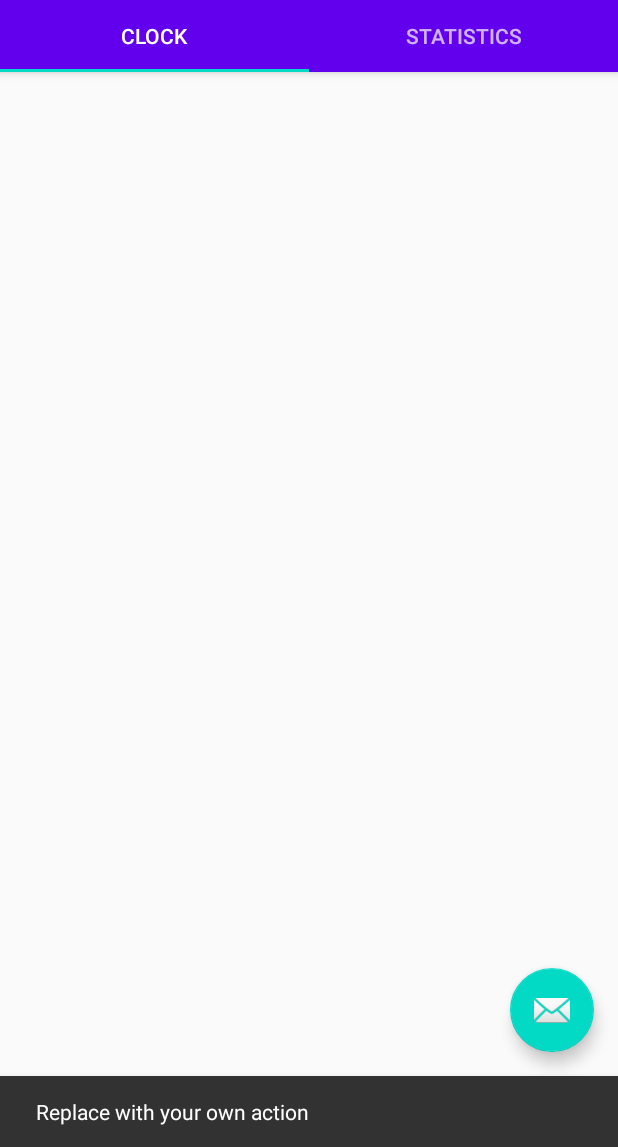
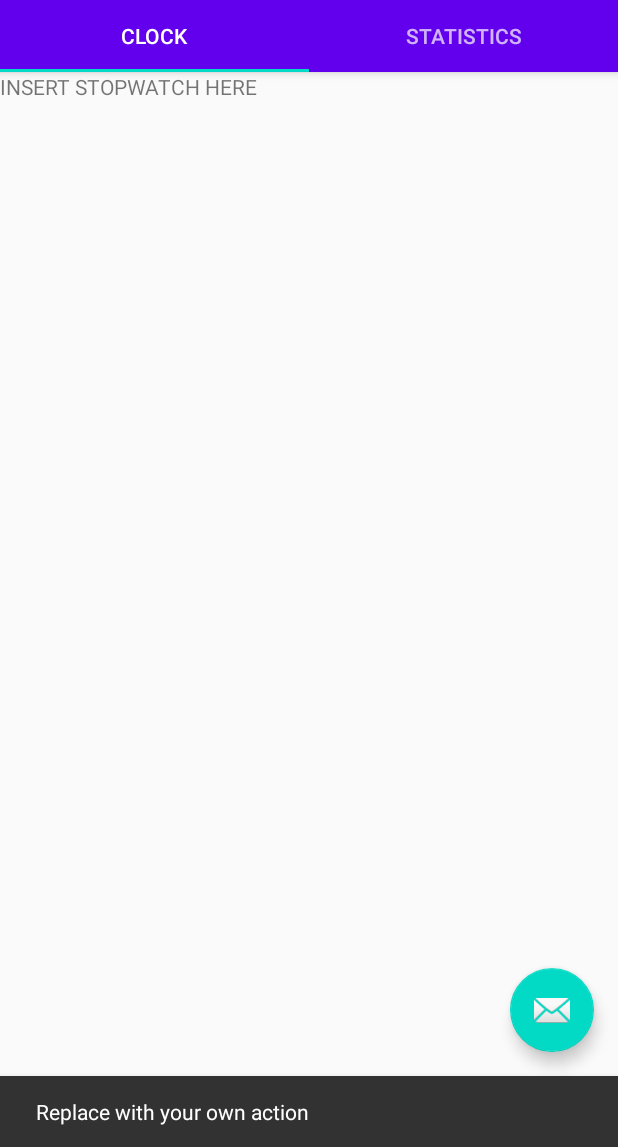
Before and after one commit to OriStats/OriStats, an Android app: the screen it shows after launch (MainActivity), after a tap on an icon or button, on a phone screen of 412 x 824 dp, the part 89-1236 px from its top. Run offline under Robolectric (Android 15) with nearby library versions, the phone set to English and light mode, and no system bars.

Commit message:
Added fragments for stopwatch and statistics tabs

```diff
--- a/app/build.gradle
+++ b/app/build.gradle
@@ -33,6 +33,8 @@ dependencies {
     implementation 'com.google.android.material:material:1.0.0'
     implementation 'androidx.constraintlayout:constraintlayout:1.1.3'
     implementation 'androidx.lifecycle:lifecycle-extensions:2.0.0'
+    implementation 'androidx.legacy:legacy-support-v4:1.0.0'
+    implementation 'androidx.lifecycle:lifecycle-viewmodel-ktx:2.2.0'
     testImplementation 'junit:junit:4.12'
     androidTestImplementation 'androidx.test.ext:junit:1.1.1'
     androidTestImplementation 'androidx.test.espresso:espresso-core:3.2.0'
--- a/app/src/main/java/com/oristats/MainActivity.kt
+++ b/app/src/main/java/com/oristats/MainActivity.kt
@@ -20,8 +20,9 @@ class MainActivity : AppCompatActivity() {
         viewPager.adapter = sectionsPagerAdapter
         val tabs: TabLayout = findViewById(R.id.tabs)
         tabs.setupWithViewPager(viewPager)
+
+        //This part of the code refers to the button
         val fab: FloatingActionButton = findViewById(R.id.fab)
-
         fab.setOnClickListener { view ->
             Snackbar.make(view, "Replace with your own action", Snackbar.LENGTH_LONG)
                     .setAction("Action", null).show()
--- a/app/src/main/java/com/oristats/ui/main/PageViewModel.kt
+++ /dev/null
@@ -1,19 +0,0 @@
-package com.oristats.ui.main
-
-import androidx.lifecycle.LiveData
-import androidx.lifecycle.MutableLiveData
-import androidx.lifecycle.Transformations
-import androidx.lifecycle.ViewModel
-import androidx.lifecycle.ViewModelProvider
-
-class PageViewModel : ViewModel() {
-
-    private val _index = MutableLiveData<Int>()
-    val text: LiveData<String> = Transformations.map(_index) {
-        "Hello world from section: $it"
-    }
-
-    fun setIndex(index: Int) {
-        _index.value = index
-    }
-}
--- a/app/src/main/java/com/oristats/ui/main/PlaceholderFragment.kt
+++ /dev/null
@@ -1,59 +0,0 @@
-package com.oristats.ui.main
-
-import android.os.Bundle
-import android.view.LayoutInflater
-import android.view.View
-import android.view.ViewGroup
-import android.widget.TextView
-import androidx.fragment.app.Fragment
-import androidx.lifecycle.Observer
-import androidx.lifecycle.ViewModelProviders
-import com.oristats.R
-
-/**
- * A placeholder fragment containing a simple view.
- */
-class PlaceholderFragment : Fragment() {
-
-    private lateinit var pageViewModel: PageViewModel
-
-    override fun onCreate(savedInstanceState: Bundle?) {
-        super.onCreate(savedInstanceState)
-        pageViewModel = ViewModelProviders.of(this).get(PageViewModel::class.java).apply {
-            setIndex(arguments?.getInt(ARG_SECTION_NUMBER) ?: 1)
-        }
-    }
-
-    override fun onCreateView(
-            inflater: LayoutInflater, container: ViewGroup?,
-            savedInstanceState: Bundle?
-    ): View? {
-        val root = inflater.inflate(R.layout.fragment_main, container, false)
-        val textView: TextView = root.findViewById(R.id.section_label)
-        pageViewModel.text.observe(this, Observer<String> {
-            textView.text = it
-        })
-        return root
-    }
-
-    companion object {
-        /**
-         * The fragment argument representing the section number for this
-         * fragment.
-         */
-        private const val ARG_SECTION_NUMBER = "section_number"
-
-        /**
-         * Returns a new instance of this fragment for the given section
-         * number.
-         */
-        @JvmStatic
-        fun newInstance(sectionNumber: Int): PlaceholderFragment {
-            return PlaceholderFragment().apply {
-                arguments = Bundle().apply {
-                    putInt(ARG_SECTION_NUMBER, sectionNumber)
-                }
-            }
-        }
-    }
-}
--- a/app/src/main/java/com/oristats/ui/main/SectionsPagerAdapter.kt
+++ b/app/src/main/java/com/oristats/ui/main/SectionsPagerAdapter.kt
@@ -19,9 +19,12 @@ class SectionsPagerAdapter(private val context: Context, fm: FragmentManager)
     : FragmentPagerAdapter(fm) {
 
     override fun getItem(position: Int): Fragment {
-        // getItem is called to instantiate the fragment for the given page.
-        // Return a PlaceholderFragment (defined as a static inner class below).
-        return PlaceholderFragment.newInstance(position + 1)
+        var fragment : Fragment? = null
+        when(position){
+            0 -> fragment = Stopwatch.newInstance()
+            1 -> fragment = Statistics.newInstance()
+        }
+        return fragment!!
     }
 
     override fun getPageTitle(position: Int): CharSequence? {
--- /dev/null
+++ b/app/src/main/java/com/oristats/ui/main/Statistics.kt
@@ -0,0 +1,24 @@
+package com.oristats.ui.main
+
+import androidx.lifecycle.ViewModelProviders
+import android.os.Bundle
+import androidx.fragment.app.Fragment
+import android.view.LayoutInflater
+import android.view.View
+import android.view.ViewGroup
+
+import com.oristats.R
+
+class Statistics : Fragment() {
+
+    companion object {
+        fun newInstance() = Statistics()
+    }
+
+    override fun onCreateView(
+        inflater: LayoutInflater, container: ViewGroup?,
+        savedInstanceState: Bundle?
+    ): View? {
+        return inflater.inflate(R.layout.statistics_fragment, container, false)
+    }
+}
--- /dev/null
+++ b/app/src/main/java/com/oristats/ui/main/Stopwatch.kt
@@ -0,0 +1,23 @@
+package com.oristats.ui.main
+
+import android.os.Bundle
+import androidx.fragment.app.Fragment
+import android.view.LayoutInflater
+import android.view.View
+import android.view.ViewGroup
+
+import com.oristats.R
+
+class Stopwatch : Fragment() {
+
+    companion object {
+        fun newInstance() = Stopwatch()
+    }
+
+    override fun onCreateView(
+        inflater: LayoutInflater, container: ViewGroup?,
+        savedInstanceState: Bundle?
+    ): View? {
+        return inflater.inflate(R.layout.stopwatch_fragment, container, false)
+    }
+}
--- a/app/src/main/res/layout/fragment_main.xml
+++ /dev/null
@@ -1,23 +0,0 @@
-<?xml version="1.0" encoding="utf-8"?>
-<androidx.constraintlayout.widget.ConstraintLayout xmlns:android="http://schemas.android.com/apk/res/android"
-    xmlns:app="http://schemas.android.com/apk/res-auto"
-    xmlns:tools="http://schemas.android.com/tools"
-    android:id="@+id/constraintLayout"
-    android:layout_width="match_parent"
-    android:layout_height="match_parent"
-    tools:context=".ui.main.PlaceholderFragment">
-
-    <TextView
-        android:id="@+id/section_label"
-        android:layout_width="wrap_content"
-        android:layout_height="wrap_content"
-        android:layout_marginStart="@dimen/activity_horizontal_margin"
-        android:layout_marginTop="@dimen/activity_vertical_margin"
-        android:layout_marginEnd="@dimen/activity_horizontal_margin"
-        android:layout_marginBottom="@dimen/activity_vertical_margin"
-        app:layout_constraintLeft_toLeftOf="parent"
-        app:layout_constraintTop_toTopOf="@+id/constraintLayout"
-        tools:layout_constraintLeft_creator="1"
-        tools:layout_constraintTop_creator="1" />
-
-</androidx.constraintlayout.widget.ConstraintLayout>
--- /dev/null
+++ b/app/src/main/res/layout/statistics_fragment.xml
@@ -0,0 +1,13 @@
+<?xml version="1.0" encoding="utf-8"?>
+<FrameLayout xmlns:android="http://schemas.android.com/apk/res/android"
+    xmlns:tools="http://schemas.android.com/tools"
+    android:layout_width="match_parent"
+    android:layout_height="match_parent"
+    tools:context=".ui.main.Statistics">
+
+    <TextView
+        android:layout_width="match_parent"
+        android:layout_height="match_parent"
+        android:text="INSERT STATISTICS HERE" />
+
+</FrameLayout>
--- /dev/null
+++ b/app/src/main/res/layout/stopwatch_fragment.xml
@@ -0,0 +1,13 @@
+<?xml version="1.0" encoding="utf-8"?>
+<FrameLayout xmlns:android="http://schemas.android.com/apk/res/android"
+    xmlns:tools="http://schemas.android.com/tools"
+    android:layout_width="match_parent"
+    android:layout_height="match_parent"
+    tools:context=".ui.main.Stopwatch">
+
+    <TextView
+        android:layout_width="match_parent"
+        android:layout_height="match_parent"
+        android:text="INSERT STOPWATCH HERE" />
+
+</FrameLayout>
```
